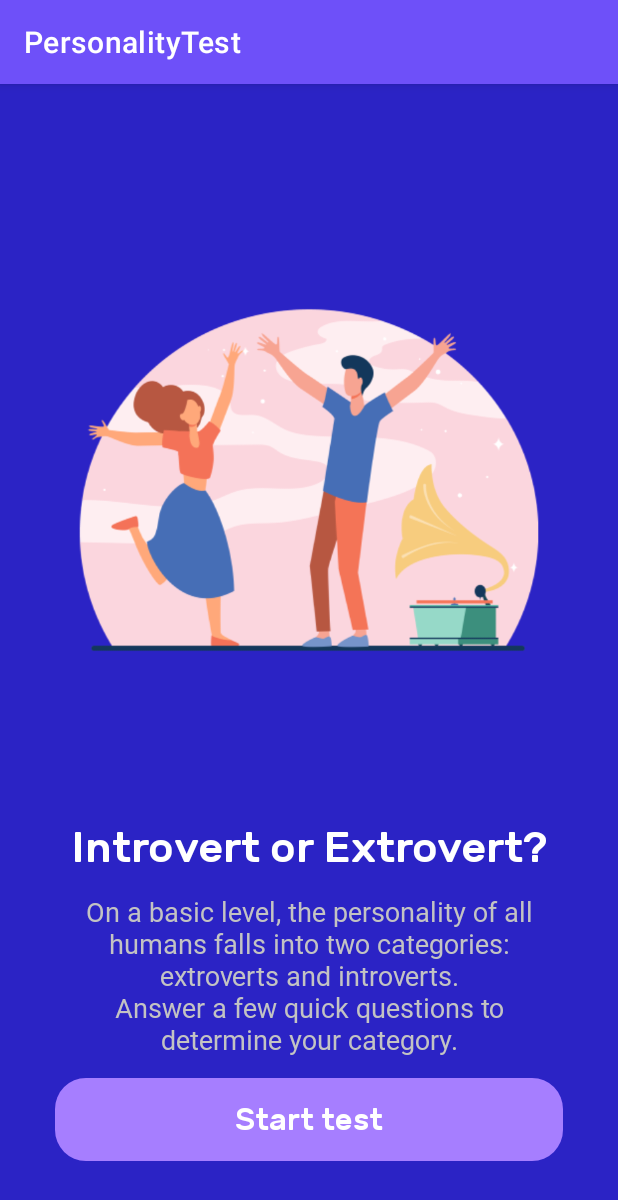
After one commit to fourthperson/personality_test_app, an Android app: the LandingFrag screen opened through its navigation route, on a phone screen of 412 x 824 dp. The commit adds this screen. Shown: the top 1200 px of the screen. Run offline under Robolectric (Android 15) with nearby library versions, the phone set to English and light mode, and no system bars; our stand-ins replace sdp/ssp sizes; 5 statements that could not run were skipped.

Commit message:
added button styles, landing, quiz and splash screens, added dimens,

```diff
--- a/app/build.gradle
+++ b/app/build.gradle
@@ -51,8 +51,9 @@ dependencies {
     implementation 'com.intuit.ssp:ssp-android:1.1.0'
 
     implementation 'org.greenrobot:eventbus:3.3.1'
-    implementation 'com.airbnb.android:lottie:5.4.0'
+    implementation 'com.airbnb.android:lottie:5.2.0'
     implementation 'com.jakewharton.timber:timber:5.0.1'
+    implementation 'nl.dionsegijn:konfetti-xml:2.0.2'
 
     implementation 'com.github.bumptech.glide:glide:4.13.2'
     annotationProcessor 'com.github.bumptech.glide:compiler:4.13.2'
--- a/app/src/main/java/com/iak/perstest/MainActivity.kt
+++ b/app/src/main/java/com/iak/perstest/MainActivity.kt
@@ -2,10 +2,11 @@ package com.iak.perstest
 
 import androidx.appcompat.app.AppCompatActivity
 import android.os.Bundle
+import com.iak.perstest.databinding.ActivityMainBinding
 
 class MainActivity : AppCompatActivity() {
     override fun onCreate(savedInstanceState: Bundle?) {
         super.onCreate(savedInstanceState)
-        setContentView(R.layout.activity_main)
+        setContentView(ActivityMainBinding.inflate(layoutInflater).root)
     }
 }
--- /dev/null
+++ b/app/src/main/java/com/iak/perstest/ui/landing/LandingFrag.kt
@@ -0,0 +1,33 @@
+package com.iak.perstest.ui.landing
+
+import android.os.Bundle
+import android.view.LayoutInflater
+import android.view.View
+import android.view.ViewGroup
+import androidx.fragment.app.Fragment
+import com.iak.perstest.databinding.FragLandingBinding
+
+class LandingFrag : Fragment() {
+    private var _binding: FragLandingBinding? = null
+    private val layout get() = _binding!!
+
+    override fun onCreateView(
+        inflater: LayoutInflater,
+        container: ViewGroup?,
+        savedInstanceState: Bundle?
+    ): View {
+        _binding = FragLandingBinding.inflate(inflater, container, false)
+        return layout.root
+    }
+
+    override fun onStart() {
+        super.onStart()
+        init()
+    }
+
+    private fun init() {
+        layout.buttonStart.setOnClickListener {
+
+        }
+    }
+}
--- /dev/null
+++ b/app/src/main/java/com/iak/perstest/ui/splash/SplashFrag.kt
@@ -0,0 +1,49 @@
+package com.iak.perstest.ui.splash
+
+import android.animation.Animator
+import android.os.Bundle
+import android.view.LayoutInflater
+import android.view.View
+import android.view.ViewGroup
+import androidx.fragment.app.Fragment
+import androidx.navigation.fragment.findNavController
+import com.iak.perstest.R
+import com.iak.perstest.databinding.FragSplashBinding
+
+class SplashFrag : Fragment() {
+    private var _binding: FragSplashBinding? = null
+    private val layout get() = _binding!!
+
+    override fun onCreateView(
+        inflater: LayoutInflater,
+        container: ViewGroup?,
+        savedInstanceState: Bundle?
+    ): View {
+        _binding = FragSplashBinding.inflate(inflater, container, false)
+        return layout.root
+    }
+
+    override fun onStart() {
+        super.onStart()
+        animate()
+    }
+
+    private fun animate() {
+        val listener = object : Animator.AnimatorListener {
+            override fun onAnimationEnd(p0: Animator?) {
+                findNavController().navigate(R.id.actionLanding)
+            }
+
+            override fun onAnimationCancel(p0: Animator?) {
+            }
+
+            override fun onAnimationStart(p0: Animator?) {
+            }
+
+            override fun onAnimationRepeat(p0: Animator?) {
+            }
+        }
+        layout.animationView.addAnimatorListener(listener)
+        layout.animationView.playAnimation()
+    }
+}
--- /dev/null
+++ b/app/src/main/res/drawable/button_primary.xml
@@ -0,0 +1,9 @@
+<?xml version="1.0" encoding="utf-8"?>
+<shape xmlns:android="http://schemas.android.com/apk/res/android"
+    android:shape="rectangle">
+
+    <solid android:color="?colorOnPrimary" />
+
+    <corners android:radius="@dimen/_16sdp" />
+
+</shape>
--- /dev/null
+++ b/app/src/main/res/layout/frag_landing.xml
@@ -0,0 +1,60 @@
+<?xml version="1.0" encoding="utf-8"?>
+<androidx.coordinatorlayout.widget.CoordinatorLayout xmlns:android="http://schemas.android.com/apk/res/android"
+    android:layout_width="match_parent"
+    android:layout_height="match_parent"
+    android:background="?colorPrimaryVariant">
+
+    <RelativeLayout
+        android:layout_width="match_parent"
+        android:layout_height="match_parent"
+        android:padding="@dimen/size28">
+
+        <FrameLayout
+            android:layout_width="match_parent"
+            android:layout_height="match_parent"
+            android:layout_above="@id/bottom_group"
+            android:layout_alignParentTop="true">
+
+            <androidx.appcompat.widget.AppCompatImageView
+                android:layout_width="match_parent"
+                android:layout_height="wrap_content"
+                android:layout_gravity="center"
+                android:scaleType="fitCenter"
+                android:src="@drawable/landing_image" />
+
+        </FrameLayout>
+
+        <LinearLayout
+            android:id="@+id/bottom_group"
+            android:layout_width="match_parent"
+            android:layout_height="wrap_content"
+            android:layout_alignParentBottom="true"
+            android:gravity="center"
+            android:orientation="vertical">
+
+            <TextView
+                style="@style/TextWhite"
+                android:layout_marginBottom="@dimen/size10"
+                android:fontFamily="@font/medium"
+                android:text="@string/start_title"
+                android:textSize="@dimen/text22" />
+
+            <TextView
+                style="@style/TextLight"
+                android:layout_marginBottom="@dimen/size10"
+                android:text="@string/landing_rationale"
+                android:textSize="@dimen/text14" />
+
+            <TextView
+                android:id="@+id/button_start"
+                style="@style/ButtonPri"
+                android:layout_width="match_parent"
+                android:layout_marginBottom="@dimen/size10"
+                android:text="@string/start_test"
+                android:textSize="@dimen/text16" />
+
+        </LinearLayout>
+
+    </RelativeLayout>
+
+</androidx.coordinatorlayout.widget.CoordinatorLayout>
--- a/app/src/main/res/navigation/nav_graph.xml
+++ b/app/src/main/res/navigation/nav_graph.xml
@@ -1,6 +1,30 @@
 <?xml version="1.0" encoding="utf-8"?>
 <navigation xmlns:android="http://schemas.android.com/apk/res/android"
     xmlns:app="http://schemas.android.com/apk/res-auto"
-    android:id="@+id/nav_graph">
+    xmlns:tools="http://schemas.android.com/tools"
+    android:id="@+id/nav_graph"
+    app:startDestination="@id/splashFrag">
+
+    <fragment
+        android:id="@+id/splashFrag"
+        android:name="com.iak.perstest.ui.splash.SplashFrag"
+        android:label="Splash"
+        tools:layout="@layout/frag_splash" />
+
+    <fragment
+        android:id="@+id/landingFrag"
+        android:name="com.iak.perstest.ui.landing.LandingFrag"
+        android:label="Landing"
+        tools:layout="@layout/frag_landing" />
+
+    <fragment
+        android:id="@+id/quizFrag"
+        android:name="com.iak.perstest.ui.landing.LandingFrag"
+        android:label="Quiz"
+        tools:layout="@layout/frag_quiz" />
+
+    <action
+        android:id="@+id/actionLanding"
+        app:destination="@id/landingFrag" />
 
 </navigation>
--- a/app/src/main/res/values-night/themes.xml
+++ b/app/src/main/res/values-night/themes.xml
@@ -2,15 +2,43 @@
     <!-- Base application theme. -->
     <style name="Theme.PeronanlityTest" parent="Theme.MaterialComponents.DayNight.DarkActionBar">
         <!-- Primary brand color. -->
-        <item name="colorPrimary">@color/purple_200</item>
-        <item name="colorPrimaryVariant">@color/purple_700</item>
-        <item name="colorOnPrimary">@color/black</item>
+        <item name="colorPrimary">@color/primary</item>
+        <item name="colorPrimaryVariant">@color/dark</item>
+        <item name="colorOnPrimary">@color/light</item>
         <!-- Secondary brand color. -->
-        <item name="colorSecondary">@color/teal_200</item>
-        <item name="colorSecondaryVariant">@color/teal_200</item>
-        <item name="colorOnSecondary">@color/black</item>
+        <item name="colorSecondary">@color/secondary</item>
+        <item name="colorSecondaryVariant">@color/secondaryDark</item>
+        <item name="colorOnSecondary">@color/secondarylight</item>
         <!-- Status bar color. -->
         <item name="android:statusBarColor" tools:targetApi="l">?attr/colorPrimaryVariant</item>
         <!-- Customize your theme here. -->
     </style>
+
+    <style name="ButtonPri">
+        <item name="android:layout_height">wrap_content</item>
+        <item name="android:layout_width">wrap_content</item>
+        <item name="android:gravity">center</item>
+        <item name="android:fontFamily">@font/medium</item>
+        <item name="android:textColor">@android:color/white</item>
+        <item name="android:textSize">@dimen/text16</item>
+        <item name="android:background">@drawable/button_primary</item>
+        <item name="android:padding">@dimen/size10</item>
+        <item name="android:minWidth">@dimen/_150sdp</item>
+    </style>
+
+    <style name="ButtonSec">
+        <item name="android:layout_height">wrap_content</item>
+        <item name="android:layout_width">wrap_content</item>
+        <item name="android:gravity">center</item>
+        <item name="android:fontFamily">@font/medium</item>
+        <item name="android:textColor">@android:color/white</item>
+        <item name="android:textSize">@dimen/text16</item>
+        <item name="android:background">@drawable/button_secondary</item>
+        <item name="android:padding">@dimen/size10</item>
+        <item name="android:minWidth">@dimen/_150sdp</item>
+    </style>
+
+    <style name="TextBase">
+
+    </style>
 </resources>
--- a/app/src/main/res/values/colors.xml
+++ b/app/src/main/res/values/colors.xml
@@ -1,10 +1,17 @@
 <?xml version="1.0" encoding="utf-8"?>
 <resources>
-    <color name="purple_200">#FFBB86FC</color>
-    <color name="purple_500">#FF6200EE</color>
-    <color name="purple_700">#FF3700B3</color>
-    <color name="teal_200">#FF03DAC5</color>
-    <color name="teal_700">#FF018786</color>
-    <color name="black">#FF000000</color>
-    <color name="white">#FFFFFFFF</color>
+    <color name="primary">#6e50f9</color>
+    <color name="dark">#2b23c5</color>
+    <color name="light">#a67eff</color>
+
+    <color name="secondary">#89043d</color>
+    <color name="secondaryDark">#560018</color>
+    <color name="secondarylight">#be4367</color>
+
+    <color name="textRegular">#939393</color>
+    <color name="textDark">#333333</color>
+    <color name="textLighter">#c3c3c3</color>
+
+    <color name="white">#ffffff</color>
+    <color name="black">#000000</color>
 </resources>
--- /dev/null
+++ b/app/src/main/res/values/dimen.xml
@@ -0,0 +1,22 @@
+<?xml version="1.0" encoding="utf-8"?>
+<resources>
+    <dimen name="size5">@dimen/_5sdp</dimen>
+    <dimen name="size8">@dimen/_8sdp</dimen>
+    <dimen name="size10">@dimen/_10sdp</dimen>
+    <dimen name="size12">@dimen/_12sdp</dimen>
+    <dimen name="size15">@dimen/_15sdp</dimen>
+    <dimen name="size16">@dimen/_16sdp</dimen>
+    <dimen name="size20">@dimen/_20sdp</dimen>
+    <dimen name="size24">@dimen/_24sdp</dimen>
+    <dimen name="size28">@dimen/_28sdp</dimen>
+    <dimen name="size32">@dimen/_32sdp</dimen>
+
+    <dimen name="button_radius">@dimen/_16sdp</dimen>
+
+    <dimen name="text14">@dimen/_14ssp</dimen>
+    <dimen name="text16">@dimen/_16ssp</dimen>
+    <dimen name="text18">@dimen/_18ssp</dimen>
+    <dimen name="text20">@dimen/_20ssp</dimen>
+    <dimen name="text22">@dimen/_22ssp</dimen>
+    <dimen name="text24">@dimen/_25ssp</dimen>
+</resources>
--- a/app/src/main/res/values/strings.xml
+++ b/app/src/main/res/values/strings.xml
@@ -1,3 +1,9 @@
 <resources>
-    <string name="app_name">PeronanlityTest</string>
+    <string name="app_name">PersonalityTest</string>
+    <string name="start_test">Start test</string>
+    <string name="landing_rationale">On a basic level, the personality of all humans falls into two categories:\nextroverts and introverts.\nAnswer a few quick questions to determine your category.</string>
+    <string name="start_title">Introvert or Extrovert?</string>
+    <string name="title_quiz">Quiz</string>
+    <string name="label_true">True</string>
+    <string name="label_false">False</string>
 </resources>
--- a/app/src/main/res/values/themes.xml
+++ b/app/src/main/res/values/themes.xml
@@ -2,15 +2,84 @@
     <!-- Base application theme. -->
     <style name="Theme.PeronanlityTest" parent="Theme.MaterialComponents.DayNight.DarkActionBar">
         <!-- Primary brand color. -->
-        <item name="colorPrimary">@color/purple_500</item>
-        <item name="colorPrimaryVariant">@color/purple_700</item>
-        <item name="colorOnPrimary">@color/white</item>
+        <item name="colorPrimary">@color/primary</item>
+        <item name="colorPrimaryVariant">@color/dark</item>
+        <item name="colorOnPrimary">@color/light</item>
         <!-- Secondary brand color. -->
-        <item name="colorSecondary">@color/teal_200</item>
-        <item name="colorSecondaryVariant">@color/teal_700</item>
-        <item name="colorOnSecondary">@color/black</item>
+        <item name="colorSecondary">@color/secondary</item>
+        <item name="colorSecondaryVariant">@color/secondaryDark</item>
+        <item name="colorOnSecondary">@color/secondarylight</item>
         <!-- Status bar color. -->
         <item name="android:statusBarColor" tools:targetApi="l">?attr/colorPrimaryVariant</item>
         <!-- Customize your theme here. -->
     </style>
+
+    <style name="ButtonPri">
+        <item name="android:layout_height">wrap_content</item>
+        <item name="android:layout_width">wrap_content</item>
+        <item name="android:gravity">center</item>
+        <item name="android:fontFamily">@font/medium</item>
+        <item name="android:textColor">@android:color/white</item>
+        <item name="android:textSize">@dimen/text16</item>
+        <item name="android:background">@drawable/button_primary</item>
+        <item name="android:padding">@dimen/size12</item>
+        <item name="android:minWidth">@dimen/_150sdp</item>
+    </style>
+
+    <style name="ButtonDark">
+        <item name="android:layout_height">wrap_content</item>
+        <item name="android:layout_width">wrap_content</item>
+        <item name="android:gravity">center</item>
+        <item name="android:fontFamily">@font/medium</item>
+        <item name="android:textColor">@android:color/white</item>
+        <item name="android:textSize">@dimen/text16</item>
+        <item name="android:background">@drawable/button_dark</item>
+        <item name="android:padding">@dimen/size12</item>
+        <item name="android:minWidth">@dimen/_150sdp</item>
+    </style>
+
+    <style name="ButtonSec">
+        <item name="android:layout_height">wrap_content</item>
+        <item name="android:layout_width">wrap_content</item>
+        <item name="android:gravity">center</item>
+        <item name="android:fontFamily">@font/medium</item>
+        <item name="android:textColor">@android:color/white</item>
+        <item name="android:textSize">@dimen/text16</item>
+        <item name="android:background">@drawable/button_secondary</item>
+        <item name="android:padding">@dimen/size10</item>
+        <item name="android:minWidth">@dimen/_150sdp</item>
+    </style>
+
+    <style name="ButtonWhite">
+        <item name="android:layout_height">wrap_content</item>
+        <item name="android:layout_width">wrap_content</item>
+        <item name="android:gravity">center</item>
+        <item name="android:fontFamily">@font/medium</item>
+        <item name="android:textColor">?colorPrimary</item>
+        <item name="android:textSize">@dimen/text16</item>
+        <item name="android:background">@drawable/button_white</item>
+        <item name="android:padding">@dimen/size10</item>
+        <item name="android:minWidth">@dimen/_150sdp</item>
+    </style>
+
+    <style name="TextBase">
+        <item name="android:layout_width">wrap_content</item>
+        <item name="android:layout_height">wrap_content</item>
+        <item name="android:gravity">center</item>
+        <item name="android:fontFamily">@font/regular</item>
+        <item name="android:textColor">@color/textRegular</item>
+        <item name="android:textSize">@dimen/size16</item>
+    </style>
+
+    <style name="TextDark" parent="TextBase">
+        <item name="android:textColor">@color/textDark</item>
+    </style>
+
+    <style name="TextLight" parent="TextBase">
+        <item name="android:textColor">@color/textLighter</item>
+    </style>
+
+    <style name="TextWhite" parent="TextBase">
+        <item name="android:textColor">@color/white</item>
+    </style>
 </resources>
```
Also changed, not shown: app/src/main/java/com/iak/perstest/repo/QuestionRepo.kt (+4 -5 lines), app/src/main/res/drawable/button_dark.xml (added, +9 -0 lines), app/src/main/res/drawable/button_secondary.xml (added, +9 -0 lines), app/src/main/res/drawable/button_white.xml (added, +9 -0 lines), app/src/main/res/layout/frag_quiz.xml (added, +73 -0 lines), app/src/main/res/layout/frag_splash.xml (added, +18 -0 lines), app/src/main/res/drawable/landing_image.png (added).
